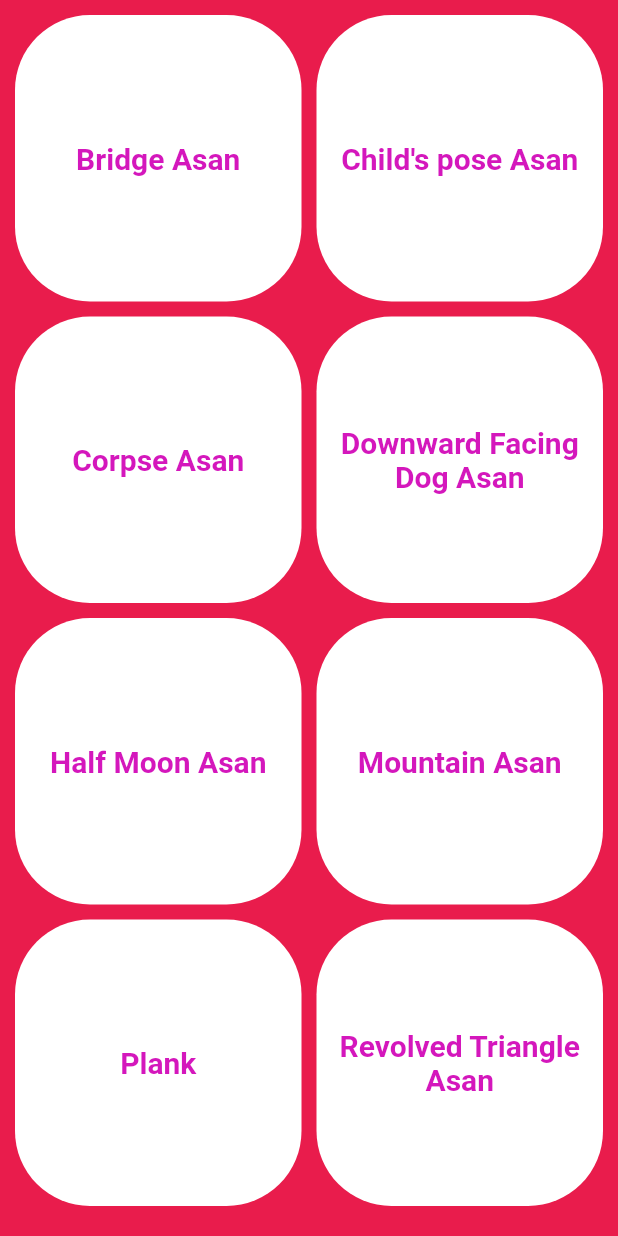
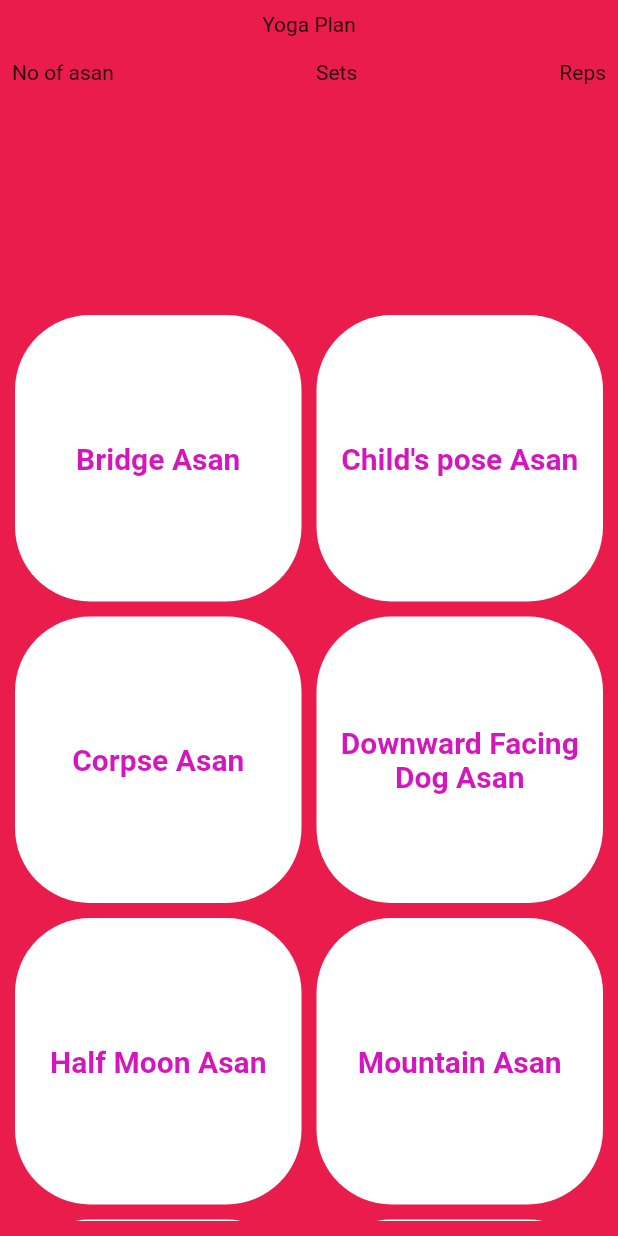
Before and after one commit to Prachimehra15/Nutifit, a Flutter app: the Yoga screen opened directly, on a phone screen of 412 x 824 dp. Run offline on Flutter 3.47's test engine with Material 2 defaults, Android fonts, the phone set to English and light mode, and no system bars; our stand-ins replace dropdown_search, flutter_colorpicker, font_awesome_flutter, material_design_icons_flutter, video_player; missing offline and left inert: gender_picker.

Commit message:
modified yoga.dart

```diff
--- a/lib/yoga.dart
+++ b/lib/yoga.dart
@@ -23,7 +23,35 @@ class _YogaState extends State<Yoga> {
   Widget build(BuildContext context) {
     return Scaffold(
       body:
+      Column(
+        children: [
           Container(
+            height: 200,
+            child: Column(
+              children: [
+                Padding(
+                  padding: const EdgeInsets.all(8.0),
+                  child: Text('Yoga Plan'),
+                ),
+                Padding(
+                  padding: const EdgeInsets.all(8.0),
+                  child: Row(
+                    mainAxisAlignment: MainAxisAlignment.center,
+                    mainAxisSize: MainAxisSize.max,
+                    children: [
+                      Text('No of asan'),
+                      Spacer(),
+                      Text('Sets'),
+                      Spacer(),
+                      Text('Reps'),
+                    ],
+                  ),
+                ),
+              ],
+            ),
+          ),
+          Expanded(
+            child: Container(
               child: Padding(
                 padding: const EdgeInsets.all(10.0),
                 child: GridView(
@@ -274,6 +302,9 @@ class _YogaState extends State<Yoga> {
                 ),
               ),
             ),
+          ),
+        ],
+      ),
     );
   }
 }
```
Lines whose indentation alone changed are shown as unchanged.
